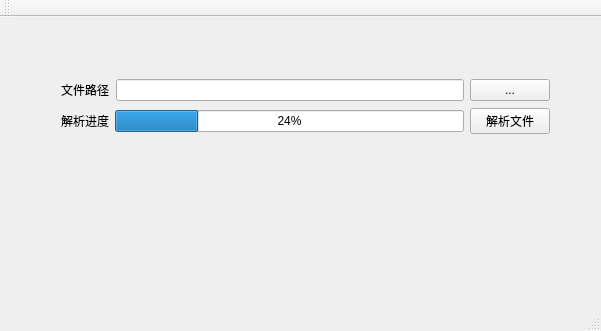
The window that mainwindow.ui (11494032/qt-demo) describes before a commit, drawn with Qt 5.
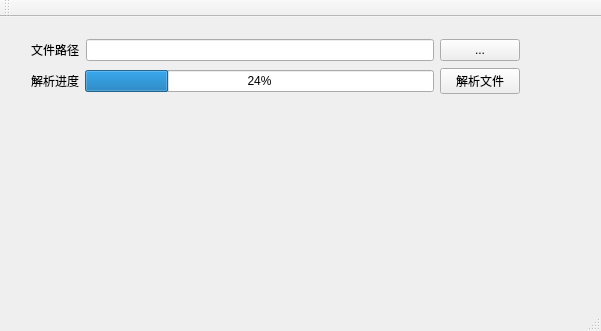
The same window after the commit.

Commit message: * 增加文件筛选

Patch:
```diff
--- a/mainwindow.ui
+++ b/mainwindow.ui
@@ -17,8 +17,8 @@
    <widget class="QWidget" name="verticalLayoutWidget">
     <property name="geometry">
      <rect>
-      <x>50</x>
-      <y>50</y>
+      <x>20</x>
+      <y>10</y>
       <width>511</width>
       <height>80</height>
      </rect>
```
The commit also changes 1 other file.
